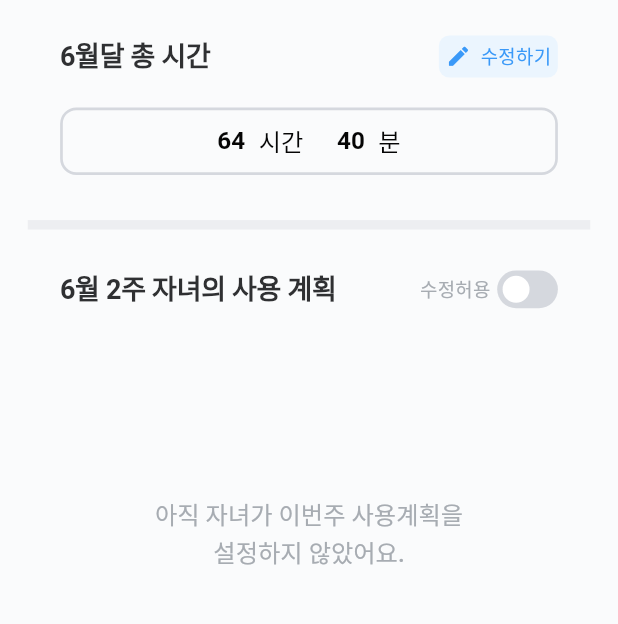
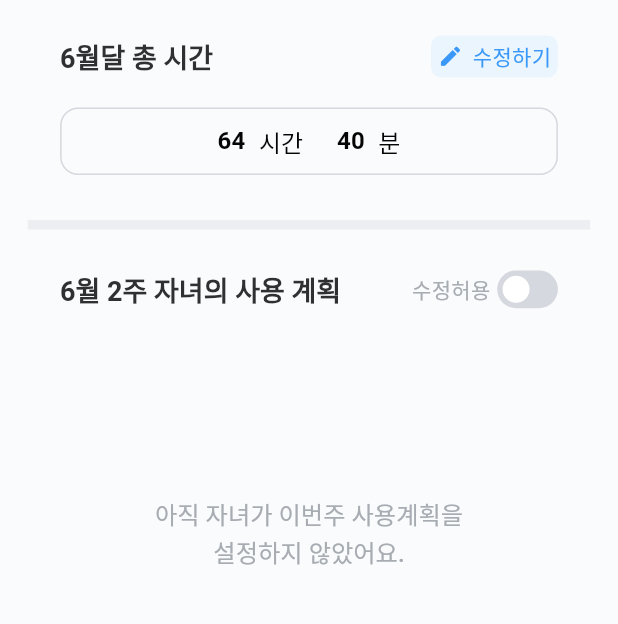
Before and after one commit to yeongJD/Quad-S-Team12-App-Parent, a Flutter app: the TodayTimeConfirmationPage screen opened by its route, on a phone screen of 412 x 824 dp, the part 54-678 px from its top. Run offline on Flutter 3.47's test engine with Material 3 defaults, Android fonts, the phone set to English and light mode, and no system bars; our stand-ins replace dio, firebase_core, firebase_messaging, flutter_svg, go_router, google_fonts and 2 more; accounts and stored records are empty; Roboto replaces fonts that are missing (Pretendard).

Commit message:
style: align parent time confirmation styling

```diff
--- a/lib/features/today_time/presentation/widgets/time_plan_confirmation_widgets.dart
+++ b/lib/features/today_time/presentation/widgets/time_plan_confirmation_widgets.dart
@@ -1,6 +1,7 @@
 import 'package:flutter/material.dart';
 
 import '../../../../core/theme/app_colors.dart';
+import '../../../../core/theme/app_tokens.dart';
 import '../../../../core/theme/app_typography.dart';
 import '../models/daily_time_rule.dart';
 import '../styles/time_setup_tokens.dart';
@@ -18,10 +19,7 @@ class TimePlanSectionHeader extends StatelessWidget {
         Expanded(
           child: Text(
             title,
-            style: AppTypography.heading2Bold.copyWith(
-              fontSize: 18,
-              height: 1.4,
-              letterSpacing: -0.216,
+            style: AppTypography.headlineSemiBold.copyWith(
               color: AppColors.gray800,
             ),
           ),
@@ -44,8 +42,8 @@ class TimeAmountBox extends StatelessWidget {
       width: double.infinity,
       alignment: Alignment.center,
       decoration: BoxDecoration(
-        borderRadius: BorderRadius.circular(10.789),
-        border: Border.all(color: AppColors.gray200, width: 1.8),
+        borderRadius: BorderRadius.circular(TimeSetupRadius.field),
+        border: Border.all(color: AppColors.gray200),
       ),
       child: Row(
         mainAxisAlignment: MainAxisAlignment.center,
@@ -59,8 +57,8 @@ class TimeAmountText extends StatelessWidget {
   const TimeAmountText({
     super.key,
     required this.time,
-    this.valueColor = const Color(0xFF050505),
-    this.textColor = const Color(0xFF050505),
+    this.valueColor = AppColors.inkBlack,
+    this.textColor = AppColors.inkBlack,
   });
 
   final TimeSelection time;
@@ -69,16 +67,10 @@ class TimeAmountText extends StatelessWidget {
 
   @override
   Widget build(BuildContext context) {
-    final TextStyle valueStyle = AppTypography.headlineBold.copyWith(
-      fontSize: 16.183,
-      height: 1.445,
-      letterSpacing: -0.0032,
+    final TextStyle valueStyle = AppTypography.bodySemiBold.copyWith(
       color: valueColor,
     );
-    final TextStyle labelStyle = AppTypography.headlineRegular.copyWith(
-      fontSize: 16.183,
-      height: 1.445,
-      letterSpacing: -0.0032,
+    final TextStyle labelStyle = AppTypography.bodyRegular.copyWith(
       color: textColor,
     );
 
@@ -130,9 +122,6 @@ class EditTimeButton extends StatelessWidget {
                 Text(
                   '수정하기',
                   style: AppTypography.labelMedium.copyWith(
-                    fontSize: 12.59,
-                    height: 1.429,
-                    letterSpacing: 0.183,
                     color: AppColors.primary,
                   ),
                 ),
@@ -162,12 +151,7 @@ class RevisionToggle extends StatelessWidget {
       children: [
         Text(
           '수정허용',
-          style: AppTypography.labelMedium.copyWith(
-            fontSize: 12.587,
-            height: 1.429,
-            letterSpacing: 0.183,
-            color: AppColors.gray300,
-          ),
+          style: AppTypography.labelMedium.copyWith(color: AppColors.gray300),
         ),
         const SizedBox(width: 4.5),
         GestureDetector(
@@ -213,12 +197,7 @@ class DailyPlanRuleList extends StatelessWidget {
       return Text(
         '자녀가 아직 이번주의 사용 계획을 설정하지 않았어요.',
         textAlign: TextAlign.center,
-        style: AppTypography.bodyMedium.copyWith(
-          fontSize: 16.183,
-          height: 1.445,
-          letterSpacing: -0.0032,
-          color: AppColors.gray300,
-        ),
+        style: AppTypography.bodyMedium.copyWith(color: AppColors.gray300),
       );
     }
 
@@ -242,10 +221,7 @@ class DailyPlanRuleCard extends StatelessWidget {
 
   @override
   Widget build(BuildContext context) {
-    final TextStyle textStyle = AppTypography.headlineBold.copyWith(
-      fontSize: 16.183,
-      height: 1.445,
-      letterSpacing: -0.0032,
+    final TextStyle textStyle = AppTypography.bodySemiBold.copyWith(
       color: AppColors.gray800,
     );
 
@@ -255,7 +231,7 @@ class DailyPlanRuleCard extends StatelessWidget {
       padding: const EdgeInsets.symmetric(horizontal: 16.183, vertical: 13.486),
       decoration: BoxDecoration(
         color: AppColors.white,
-        borderRadius: BorderRadius.circular(14.385),
+        borderRadius: BorderRadius.circular(AppTokens.cardRadiusSmall),
       ),
       child: Row(
         children: [
```
Also changed, not shown: lib/features/today_time/presentation/pages/monthly_time_setup_page.dart (+8 -15 lines).
